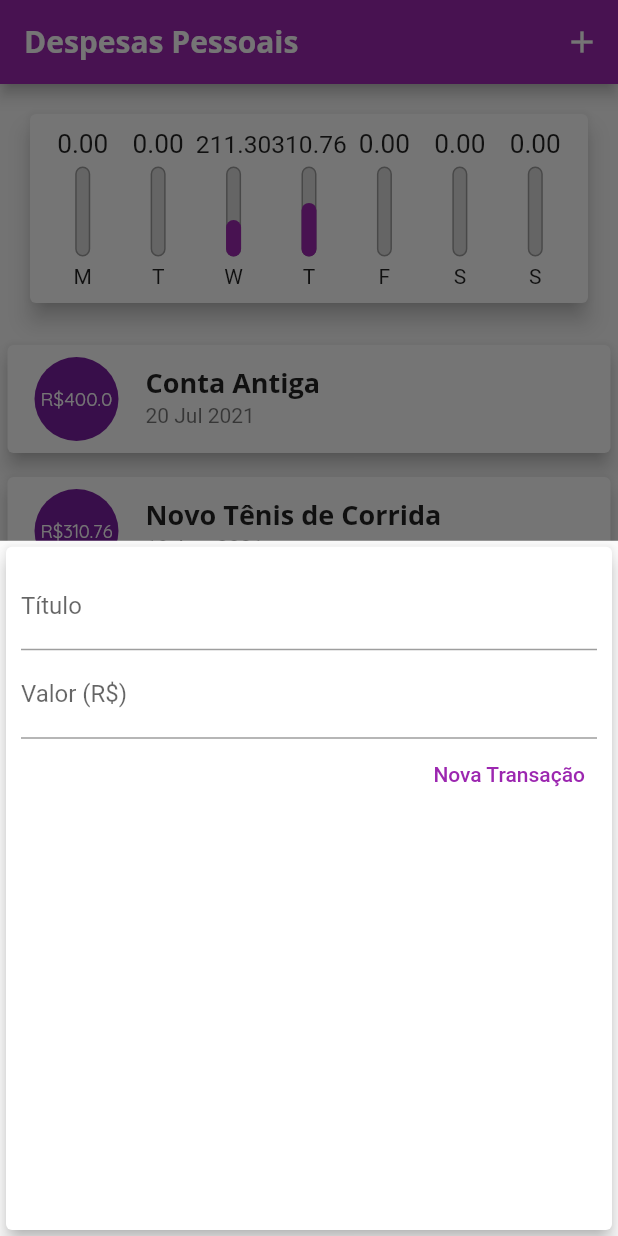
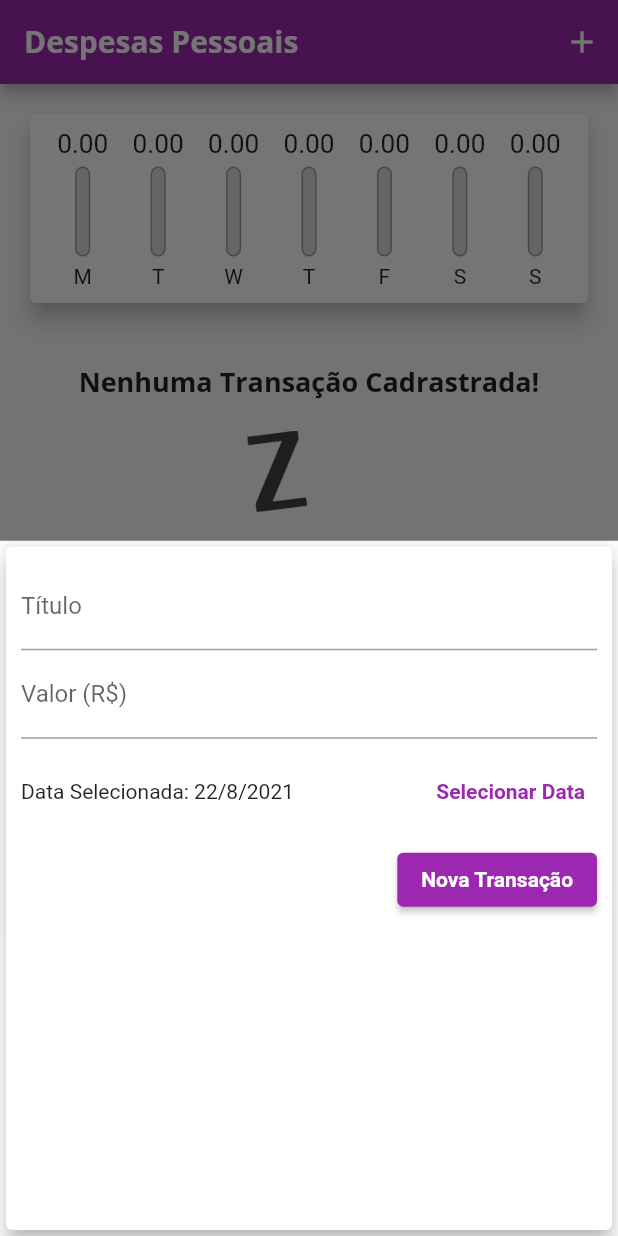
Before and after one commit to LuanBatista904/expenses, a Flutter app: the screen it shows after launch, after a tap on the "add" icon, on a phone screen of 412 x 824 dp. Run offline on Flutter 3.47's test engine with Material 2 defaults, Android fonts, the phone set to English and light mode, and no system bars.

Commit message:
atualização

```diff
--- a/lib/components/chart.dart
+++ b/lib/components/chart.dart
@@ -48,7 +48,7 @@ class Chart extends StatelessWidget {
               child: ChartBar(
                 label: tr['day'],
                 value: tr['value'],
-                percentage: (tr['value'] as double) / _weekTotalValue,
+                percentage: _weekTotalValue == 0 ? 0 : (tr['value'] as double) / _weekTotalValue,
               ),
             );
           }).toList(),
--- a/lib/components/transaction_form.dart
+++ b/lib/components/transaction_form.dart
@@ -1,7 +1,8 @@
 import 'package:flutter/material.dart';
+import 'package:intl/intl.dart';
 
 class TransactionForm extends StatefulWidget {
-  final void Function(String, double) onSubmit;
+  final void Function(String, double, DateTime) onSubmit;
 
   TransactionForm(this.onSubmit);
 
@@ -14,14 +15,33 @@ class _TransactionFormState extends State<TransactionForm> {
 
   final valueController = TextEditingController();
 
+ DateTime _selectedDate = DateTime.now();
+
   _submitForm() {
     final title = titleController.text;
     final value = double.tryParse(valueController.text) ?? 0.0;
-    widget.onSubmit(title, value);
+    widget.onSubmit(title, value, _selectedDate);
 
-    if (title.isEmpty || value <= 0) {
+    // ignore: unnecessary_null_comparison
+    if (title.isEmpty || value <= 0 || _selectedDate == null) {
       return;
     }
+  }
+
+  _showDatePicker() {
+    showDatePicker(
+      context: context,
+      initialDate: DateTime.now(),
+      firstDate: DateTime(2019),
+      lastDate: DateTime.now(),
+    ).then((pickedDate) {
+      if (pickedDate == null) {
+        return;
+      }
+      setState(() {
+        _selectedDate = pickedDate;
+      });
+    });
   }
 
   @override
@@ -47,16 +67,36 @@ class _TransactionFormState extends State<TransactionForm> {
                 labelText: 'Valor (R\$)',
               ),
             ),
+            Container(
+              height: 70,
+              child: Row(
+                children: [
+                  // ignore: unnecessary_null_comparison
+                  Expanded(child: Text(_selectedDate == null ? 'Nenhuma data selecionada!': 'Data Selecionada: ${DateFormat('d/M/y').format(_selectedDate)}')),
+                  TextButton(
+                    child: Text(
+                      'Selecionar Data',
+                      style: TextStyle(
+                          color: Theme.of(context).primaryColor,
+                          fontWeight: FontWeight.bold),
+                    ),
+                    onPressed: _showDatePicker,
+                  )
+                ],
+              ),
+            ),
             Row(
               mainAxisAlignment: MainAxisAlignment.end,
               children: [
-                TextButton(
-                  child: Text(
-                    'Nova Transação',
-                    style: TextStyle(color: Colors.purple),
-                  ),
-                  onPressed:_submitForm
-                ),
+                ElevatedButton(
+                    child: Text(
+                      'Nova Transação',
+                      style: TextStyle(
+                          color: Colors.white,
+                          backgroundColor: Theme.of(context).primaryColor,
+                          fontWeight: FontWeight.bold),
+                    ),
+                    onPressed: _submitForm),
               ],
             )
           ],
--- a/lib/components/transaction_list.dart
+++ b/lib/components/transaction_list.dart
@@ -4,15 +4,20 @@ import 'package:intl/intl.dart';
 
 class TransactionList extends StatelessWidget {
   final List<Transaction> transactions;
+  final void Function(String) onRemove;
 
-  TransactionList(this.transactions);
+  TransactionList(this.transactions, this.onRemove);
 
   @override
   Widget build(BuildContext context) {
     return Container(
-      height: 300,
-      child: transactions.isEmpty ? Column(
-        children: [SizedBox(height: 20,),
+      height: 750,
+      child: transactions.isEmpty
+          ? Column(
+              children: [
+                SizedBox(
+                  height: 20,
+                ),
                 Text(
                   'Nenhuma Transação Cadrastrada!',
                   style: Theme.of(context).textTheme.headline6,
@@ -25,9 +30,9 @@ class TransactionList extends StatelessWidget {
                     fit: BoxFit.cover,
                   ),
                 ),
-
               ],
-      ) : ListView.builder(
+            )
+          : ListView.builder(
               itemCount: transactions.length,
               itemBuilder: (ctx, index) {
                 final tr = transactions[index];
@@ -49,13 +54,15 @@ class TransactionList extends StatelessWidget {
                       tr.title,
                       style: Theme.of(context).textTheme.headline6,
                     ),
-              subtitle: Text(
-                DateFormat('d MMM y').format(tr.date)
+                    subtitle: Text(DateFormat('d MMM y').format(tr.date)),
+                    trailing: IconButton(
+                      icon: Icon(Icons.delete),
+                      color: Theme.of(context).errorColor,
+                      onPressed: () => onRemove(tr.id),
                     ),
                   ),
                 );
               },
-
             ),
     );
   }
--- a/lib/main.dart
+++ b/lib/main.dart
@@ -4,7 +4,6 @@ import 'package:flutter/material.dart';
 import 'dart:math';
 import 'package:expenses/models/transactions.dart';
 import './components/transaction_list.dart';
-
 
 main() => runApp(ExpensesApp());
 
@@ -41,26 +40,7 @@ class MyhomePage extends StatefulWidget {
 }
 
 class _MyhomePageState extends State<MyhomePage> {
-  final List<Transaction> _transactions = [
-    Transaction(
-      id: 't0',
-      title: 'Conta Antiga',
-      value: 400.00,
-      date: DateTime.now().subtract(Duration(days: 33)),
-    ),
-    Transaction(
-      id: 't1',
-      title: 'Novo Tênis de Corrida',
-      value: 310.76,
-      date: DateTime.now().subtract(Duration(days: 3)),
-    ),
-    Transaction(
-      id: 't2',
-      title: 'Conta de Luz',
-      value: 211.30,
-      date: DateTime.now().subtract(Duration(days: 4)),
-    )
-  ];
+  final List<Transaction> _transactions = [];
 
   List<Transaction> get _recentTransactions {
     return _transactions.where((tr) {
@@ -68,7 +48,7 @@ class _MyhomePageState extends State<MyhomePage> {
     }).toList();
   }
 
-  _addTransaction(String title, double value) {
+  _addTransaction(String title, double value, DateTime date) {
     final newTransaction = Transaction(
         id: Random().nextDouble().toString(),
         title: title,
@@ -89,9 +69,16 @@ class _MyhomePageState extends State<MyhomePage> {
         });
   }
 
+  _removeTransaction(String id) {
+    setState(() {
+      _transactions.removeWhere((tr) {
+        return tr.id == id;
+      });
+    });
+  }
+
   @override
   Widget build(BuildContext context) {
-
     return Scaffold(
       appBar: AppBar(
         title: Text(
@@ -109,7 +96,7 @@ class _MyhomePageState extends State<MyhomePage> {
             crossAxisAlignment: CrossAxisAlignment.stretch,
             children: <Widget>[
               Chart(_recentTransactions),
-              TransactionList(_transactions),
+              TransactionList(_transactions, _removeTransaction),
             ]),
       ),
       floatingActionButton: FloatingActionButton(
```
Lines whose indentation alone changed are shown as unchanged.
